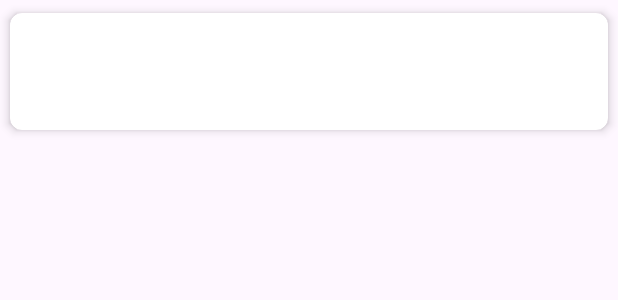
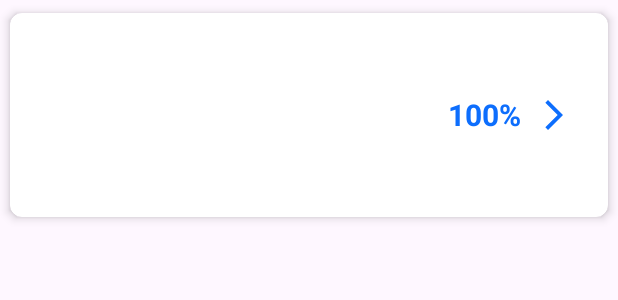
Before and after one commit to Tblesson/Carte_animee, an Android app: the layout item.xml on its own in the app's theme, with its tools: preview values and no code run, on a phone screen of 412 x 824 dp. Shown: the top 300 px of the screen. Run offline under Robolectric (Android 15) with nearby library versions, the phone set to English and light mode, and no system bars.

Commit message:
amélioration liste + filtrage accès avec statut liste

```diff
--- a/app/src/main/java/com/esaip/carte_animee/PageAccueil.kt
+++ b/app/src/main/java/com/esaip/carte_animee/PageAccueil.kt
@@ -5,6 +5,7 @@ import android.annotation.SuppressLint
 import android.content.Intent
 import android.graphics.Color
 import android.graphics.PorterDuff
+import android.media.Image
 import android.os.Bundle
 import android.view.Gravity
 import android.view.LayoutInflater
@@ -17,6 +18,7 @@ import android.widget.TextView
 import androidx.activity.addCallback
 import androidx.appcompat.app.AlertDialog
 import androidx.appcompat.app.AppCompatActivity
+import androidx.cardview.widget.CardView
 import androidx.recyclerview.widget.LinearLayoutManager
 import androidx.recyclerview.widget.RecyclerView
 import androidx.swiperefreshlayout.widget.SwipeRefreshLayout
@@ -46,7 +48,6 @@ class PageAccueil : AppCompatActivity() {
         val btn_logout = findViewById<ImageView>(R.id.btn_logout)
         recyclerView = findViewById<RecyclerView>(R.id.recyclerView)
 
-
         // Accédez aux informations de l'utilisateur depuis l'objet Singleton
         val userInfo = RequeteApi.UserSingleton.userInfo
         val roleInfo = RequeteApi.UserSingleton.roleInfo
@@ -58,7 +59,6 @@ class PageAccueil : AppCompatActivity() {
             id = userInfo.idUser
 
             fullName.text = "$nom $prenom"
-
             onRefresh()
 
         }
@@ -107,13 +107,12 @@ class PageAccueil : AppCompatActivity() {
         inner class MyViewHolder(itemView: View) : RecyclerView.ViewHolder(itemView) {
             val textViewItem: TextView = itemView.findViewById(R.id.titre)
             val textViewLineNumber: TextView = itemView.findViewById(R.id.id)
-
-
+            val icone_lock: ImageView = itemView.findViewById(R.id.icon_lock)
+            val cardView: CardView = itemView.findViewById(R.id.cardViewId)
         }
 
         override fun onCreateViewHolder(parent: ViewGroup, viewType: Int): MyViewHolder {
             val view = LayoutInflater.from(parent.context).inflate(R.layout.item, parent, false)
-            view.setBackgroundResource(R.drawable.background_btn_connexion)
             return MyViewHolder(view)
         }
 
@@ -121,12 +120,23 @@ class PageAccueil : AppCompatActivity() {
             val item = items[position][2]
             holder.textViewItem.text = item.toString()
             holder.textViewLineNumber.text = (position + 1).toString()
-            holder.textViewItem.setTextColor(Color.WHITE);
-            holder.textViewLineNumber.setTextColor(Color.WHITE)
+            if(items[position][1]==1){
+                holder.icone_lock.visibility = View.VISIBLE
+                holder.icone_lock.setBackgroundResource(R.drawable.icone_series_lock)
+                holder.itemView.isClickable = false
+            }else if(items[position][1] == 3) {
+                holder.icone_lock.visibility = View.INVISIBLE
+                holder.cardView.setCardBackgroundColor(Color.parseColor("#d0ffaf"))
+
+                holder.itemView.isClickable = true
+            }else if(items[position][1] == 2){
+                holder.icone_lock.visibility = View.INVISIBLE
+                holder.itemView.isClickable = true
+            }
+            //System.out.println("la series "+items[position][0])
             holder.itemView.setOnClickListener {
                 //println(holder.textViewItem.text+" id : "+items[position][0])
-
-
+                println( holder.textViewItem.text)
             }
 
         }
--- /dev/null
+++ b/app/src/main/res/drawable/card_list.xml
@@ -0,0 +1,7 @@
+<!-- btn_background.xml -->
+<shape xmlns:android="http://schemas.android.com/apk/res/android"
+    android:shape="rectangle">
+
+    <corners android:radius="8dp"/>
+    <solid android:color="#6c757d"/>
+</shape>
--- /dev/null
+++ b/app/src/main/res/drawable/next_icone.xml
@@ -0,0 +1,5 @@
+<vector android:autoMirrored="true" android:height="24dp"
+    android:tint="#0d6efd" android:viewportHeight="24"
+    android:viewportWidth="24" android:width="24dp" xmlns:android="http://schemas.android.com/apk/res/android">
+    <path android:fillColor="@android:color/white" android:pathData="M6.23,20.23l1.77,1.77l10,-10l-10,-10l-1.77,1.77l8.23,8.23z"/>
+</vector>
--- a/app/src/main/res/layout/activity_page_accueil.xml
+++ b/app/src/main/res/layout/activity_page_accueil.xml
@@ -18,10 +18,10 @@
             android:id="@+id/FullName"
             android:layout_width="match_parent"
             android:layout_height="wrap_content"
+            android:layout_centerInParent="true"
+            android:layout_marginLeft="10dp"
             android:drawableLeft="@drawable/user"
             android:drawablePadding="8dp"
-            android:layout_marginLeft="10dp"
-            android:layout_centerInParent="true"
             android:gravity="center_vertical|start"
             android:textColor="@color/white"
             android:textSize="20sp" />
--- a/app/src/main/res/layout/item.xml
+++ b/app/src/main/res/layout/item.xml
@@ -1,35 +1,75 @@
 <androidx.cardview.widget.CardView
     xmlns:android="http://schemas.android.com/apk/res/android"
     xmlns:app="http://schemas.android.com/apk/res-auto"
+    android:id="@+id/cardViewId"
     android:layout_width="match_parent"
     android:layout_height="wrap_content"
-    app:cardBackgroundColor="@android:color/white"
     app:cardCornerRadius="8dp"
     app:cardElevation="4dp"
     app:cardUseCompatPadding="true"
-    app:contentPadding="16dp"
-    android:layout_marginBottom="10dp">
+    app:contentPadding="16dp">
 
-    <LinearLayout
+    <RelativeLayout
         android:layout_width="match_parent"
         android:layout_height="match_parent"
         android:orientation="vertical">
 
+        <ImageView
+            android:id="@+id/icon_lock"
+            android:visibility="invisible"
+            android:layout_alignParentStart="true"
+            android:layout_centerVertical="true"
+            android:layout_width="wrap_content"
+            android:src="@drawable/icone_series_lock"
+            android:layout_height="wrap_content"
+            android:layout_marginEnd="8dp"
+            android:layout_marginTop="8dp" />
+
         <TextView
             android:id="@+id/id"
-            android:layout_width="match_parent"
-            android:layout_height="match_parent"
-            android:textSize="15sp"
-            android:textColor="#ffb200"
-            />
+            android:layout_toRightOf="@id/icon_lock"
+            android:layout_width="wrap_content"
+            android:layout_height="wrap_content"
+            android:textSize="20sp"
+            android:textColor="#0d6efd"
+            android:textStyle="bold" />
+
+
 
         <TextView
             android:id="@+id/titre"
+            android:layout_below="@id/id"
             android:layout_width="match_parent"
-            android:layout_height="match_parent"
-            android:textSize="18sp"
-            android:textStyle="bold" />
+            android:layout_toRightOf="@id/icon_lock"
+            android:layout_height="wrap_content"
+            android:textColor="#212529"
+            android:layout_marginEnd="40dp"
+            android:textSize="16sp" />
 
-    </LinearLayout>
+
+
+        <TextView
+            android:id="@+id/pourcentage"
+            android:layout_marginRight="10dp"
+            android:layout_width="wrap_content"
+            android:layout_toLeftOf="@id/next"
+            android:layout_centerVertical="true"
+            android:text="100%"
+            android:layout_height="wrap_content"
+            android:textSize="20sp"
+            android:textColor="#0d6efd"
+            android:textStyle="bold"  />
+
+
+        <ImageView
+            android:id="@+id/next"
+            android:layout_alignParentEnd="true"
+            android:layout_centerVertical="true"
+            android:layout_width="wrap_content"
+            android:layout_height="wrap_content"
+            android:src="@drawable/next_icone"
+            android:layout_marginEnd="8dp"
+            android:layout_marginTop="8dp" />
+    </RelativeLayout>
 
 </androidx.cardview.widget.CardView>
```
Also changed, not shown: app/src/main/java/com/esaip/carte_animee/RequeteApi.kt (+8 -0 lines).
